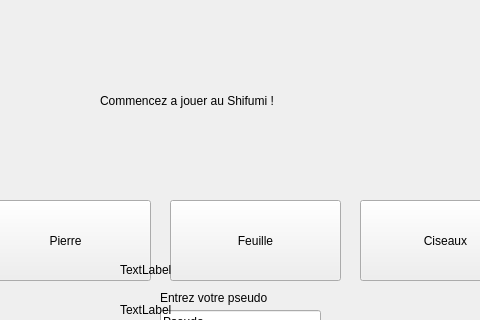
Above: mainwindow.ui from arcreane/c-shifumi before the change; both pictures show x 120 to 600 and y 0 to 320 of the 749 by 623 pixel window. Below: the same form after it.
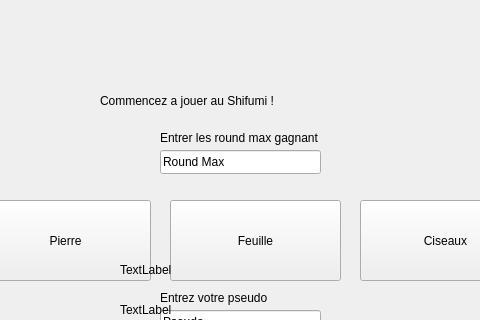
That is the form after the change.

Commit message: Round Functionnement

What changed in the file:
```diff
--- a/mainwindow.ui
+++ b/mainwindow.ui
@@ -78,6 +78,32 @@
       <string>Pseudo</string>
      </property>
     </widget>
+    <widget class="QLineEdit" name="roundInput">
+     <property name="geometry">
+      <rect>
+       <x>290</x>
+       <y>150</y>
+       <width>161</width>
+       <height>24</height>
+      </rect>
+     </property>
+     <property name="text">
+      <string>Round Max</string>
+     </property>
+    </widget>
+    <widget class="QLabel" name="roundLabel">
+     <property name="geometry">
+      <rect>
+       <x>290</x>
+       <y>130</y>
+       <width>161</width>
+       <height>16</height>
+      </rect>
+     </property>
+     <property name="text">
+      <string>Entrer les round max gagnant</string>
+     </property>
+    </widget>
    </widget>
    <widget class="QWidget" name="gameWidget" native="true">
     <property name="enabled">
```
Left out of the diff: 2 changed lines with no effect on the pictures. The commit also changes 3 other files.
